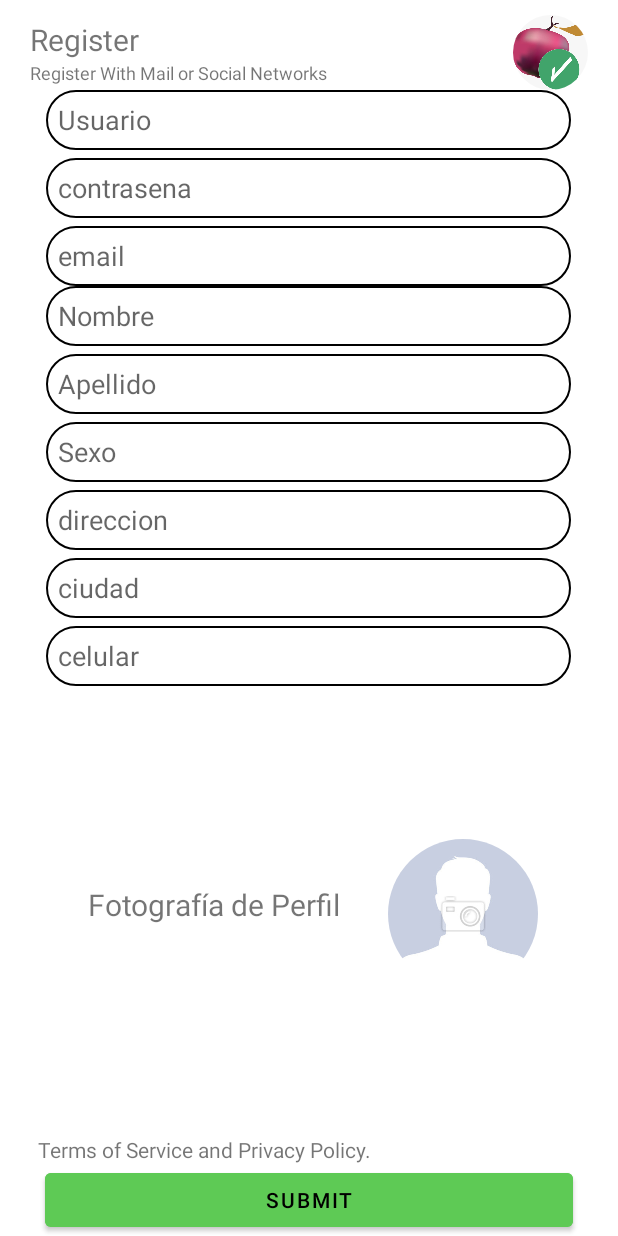
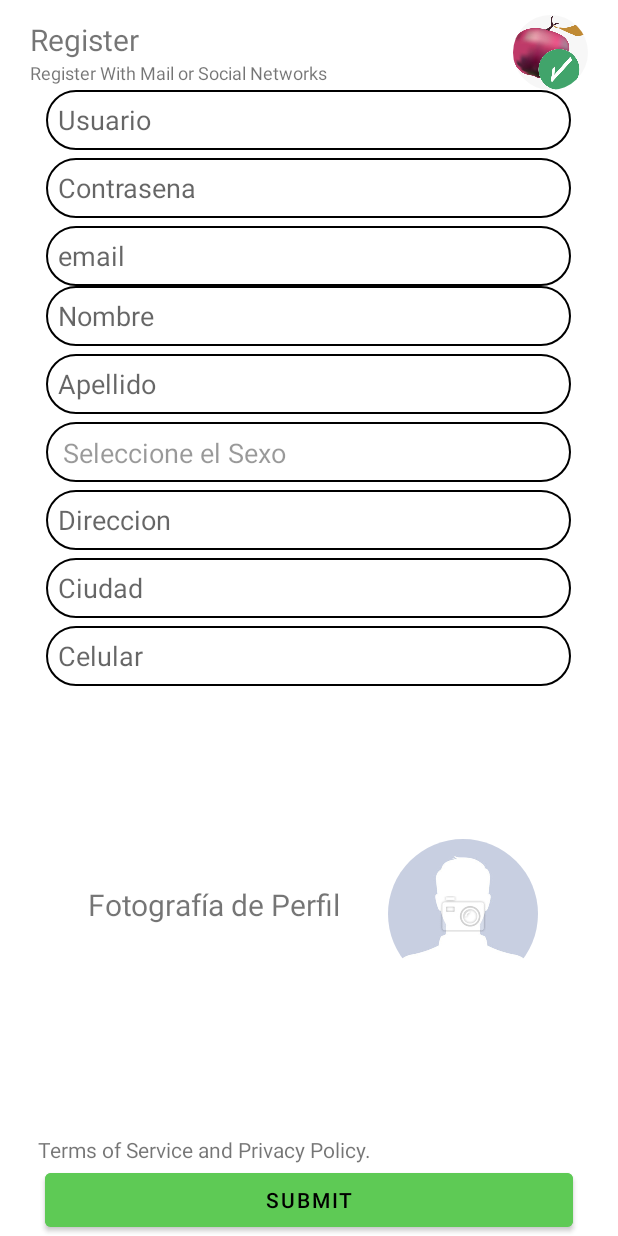
Before and after one commit to Yayoamerchan/Alimenticio, an Android app: the Register screen opened directly, with no data from a screen before it, on a phone screen of 412 x 824 dp. Run offline under Robolectric (Android 15) with nearby library versions, the phone set to English and light mode, and no system bars; plain views replace RoundedImageView.

Commit message:
implementacion del Spinner de Sexo

```diff
--- a/app/src/main/java/com/alimentarte/controlador/FormularioControlador.java
+++ b/app/src/main/java/com/alimentarte/controlador/FormularioControlador.java
@@ -35,7 +35,7 @@ public class FormularioControlador implements Formulario_Interfaz.Controlador {
             vista.msnValidacionFormulario("El campo Apellido Esta vacio");
             return false;
         }
-        else if (sexo.trim().isEmpty()){//borra espacios en el input
+        else if (sexo.trim().equals("Seleccione el Sexo")){//borra espacios en el input
             vista.msnValidacionFormulario("El campo Sexo Esta vacio");
             return false;
         }
--- a/app/src/main/java/com/alimentarte/interfaz/LoginInterfaz.java
+++ b/app/src/main/java/com/alimentarte/interfaz/LoginInterfaz.java
@@ -7,7 +7,7 @@ public interface LoginInterfaz {
 
     interface Controlador {
         Boolean validarCamposL (String usuario, String contrasena);
-        Boolean cotejo (String usuario, String contrasena);
+        Boolean cotejar (String usuario, String contrasena);
     }
 
     interface Modelo {
--- a/app/src/main/java/com/alimentarte/vista/Login.java
+++ b/app/src/main/java/com/alimentarte/vista/Login.java
@@ -38,11 +38,11 @@ public class Login extends AppCompatActivity implements LoginInterfaz.View {
                     //controllogin es la instancia de LoginControlador, con el metodo validarCampoL. Es decir usa el metodo ValidarCampoL de la clase LoginControlador
                     //con los atributos
                     if (contrologin.validarCamposL(usuario.getText().toString(), contrasena.getText().toString())){
-                        if (contrologin.cotejo(usuario.getText().toString(), contrasena.getText().toString())){
+                        if (contrologin.cotejar(usuario.getText().toString(), contrasena.getText().toString())){
                             Intent logueado = new Intent(Login.this, Productos.class);
                             startActivity(logueado);
-                        } else
-                            Toast.makeText(Login.this, "Usuario Incorrecto",Toast.LENGTH_LONG).show(); //Hacer del lado del controlador
+                        } //else
+//                            Toast.makeText(Login.this, "Usuario o Contraseña Incorrectos",Toast.LENGTH_LONG).show(); //Hacer del lado del controlador
                     }
                 }
             }
--- a/app/src/main/java/com/alimentarte/vista/Register.java
+++ b/app/src/main/java/com/alimentarte/vista/Register.java
@@ -5,8 +5,11 @@ import androidx.appcompat.app.AppCompatActivity;
 import android.content.Intent;
 import android.os.Bundle;
 import android.view.View;
+import android.widget.AdapterView;
+import android.widget.ArrayAdapter;
 import android.widget.Button;
 import android.widget.EditText;
+import android.widget.Spinner;
 import android.widget.Toast;
 
 import com.alimentarte.R;
@@ -15,6 +18,9 @@ import com.alimentarte.controlador.LoginControlador;
 import com.alimentarte.interfaz.Formulario_Interfaz;
 import com.alimentarte.interfaz.LoginInterfaz;
 
+import java.util.ArrayList;
+import java.util.List;
+
 public class Register extends AppCompatActivity implements Formulario_Interfaz.View {
     //Variables
     private EditText usuario;
@@ -22,7 +28,7 @@ public class Register extends AppCompatActivity implements Formulario_Interfaz.V
     private EditText email;
     private EditText nombre;
     private EditText apellido;
-    private EditText sexo;
+    private Spinner sexo;
     private EditText direccion;
     private EditText ciudad;
     private EditText celular;
@@ -47,13 +53,14 @@ public class Register extends AppCompatActivity implements Formulario_Interfaz.V
         FormularioControlador controlregistro = new FormularioControlador(this);
 
         //escuchador del boton
+        mostrarSexo();
         boton.setOnClickListener(new View.OnClickListener() {
             @Override
             public void onClick(View v) {
                 //test al clickear el boton
                 //Toast.makeText(LoginActivity.this,"Hola Mundo!",Toast.LENGTH_LONG).show();
                 if (v.getId() == R.id.btn_submit){
-                    if (controlregistro.validarCampos(usuario.getText().toString(), contrasena.getText().toString(), email.getText().toString(), nombre.getText().toString(), apellido.getText().toString(), sexo.getText().toString(), direccion.getText().toString(), ciudad.getText().toString(), celular.getText().toString())) {
+                    if (controlregistro.validarCampos(usuario.getText().toString(), contrasena.getText().toString(), email.getText().toString(), nombre.getText().toString(), apellido.getText().toString(), sexo.getSelectedItem().toString(), direccion.getText().toString(), ciudad.getText().toString(), celular.getText().toString())) {
                         Intent registrado = new Intent(Register.this, Register_ok.class);
                         startActivity(registrado);
                     }
@@ -66,4 +73,31 @@ public class Register extends AppCompatActivity implements Formulario_Interfaz.V
     public void msnValidacionFormulario(String mensaje) {
         Toast.makeText(Register.this,mensaje,Toast.LENGTH_LONG).show();
     }
+
+    public List<String> obtenerSexo() {
+        List<String> direccion = new ArrayList<>();
+
+        direccion.add("Seleccione el Sexo");
+        direccion.add("MASCULINO");
+        direccion.add("FEMENINO");
+        direccion.add("NO APLICA");
+
+        return direccion;
+    }
+
+    private void mostrarSexo() {
+        ArrayAdapter<String> dataAdapterDireccion = new ArrayAdapter<>(this, R.layout.textview_spinner, obtenerSexo());
+        sexo.setAdapter(dataAdapterDireccion);
+        sexo.setOnItemSelectedListener(new AdapterView.OnItemSelectedListener() {
+            @Override
+            public void onItemSelected(AdapterView<?> parent, View view, int position, long id) {
+
+            }
+
+            @Override
+            public void onNothingSelected(AdapterView<?> parent) {
+            }
+
+        });
+    }
 }
--- a/app/src/main/res/layout/activity_register.xml
+++ b/app/src/main/res/layout/activity_register.xml
@@ -82,7 +82,7 @@
             android:layout_marginBottom="5dp"
             android:background="@drawable/rounded_background"
             android:ems="10"
-            android:hint="@string/contrasena"
+            android:hint="Contrasena"
             android:importantForAutofill="no"
             android:inputType="textPassword" />
 
@@ -118,16 +118,13 @@
             android:importantForAutofill="no"
             android:inputType="textCapCharacters" />
 
-        <EditText
+        <Spinner
             android:id="@+id/sexo"
             android:layout_width="350sp"
             android:layout_height="40dp"
+            android:background="@drawable/rounded_background"
             android:layout_marginBottom="5dp"
-            android:background="@drawable/rounded_background"
-            android:ems="10"
-            android:hint="@string/sexo"
-            android:importantForAutofill="no"
-            android:inputType="textFilter" />
+            />
 
         <EditText
             android:id="@+id/direccion"
@@ -136,7 +133,7 @@
             android:layout_marginBottom="5dp"
             android:background="@drawable/rounded_background"
             android:ems="10"
-            android:hint="@string/direccion"
+            android:hint="Direccion"
             android:importantForAutofill="no"
             android:inputType="textCapCharacters" />
 
@@ -147,7 +144,7 @@
             android:layout_marginBottom="5dp"
             android:background="@drawable/rounded_background"
             android:ems="10"
-            android:hint="@string/ciudad"
+            android:hint="Ciudad"
             android:importantForAutofill="no"
             android:inputType="textCapCharacters" />
 
@@ -158,7 +155,7 @@
             android:layout_marginBottom="5dp"
             android:background="@drawable/rounded_background"
             android:ems="10"
-            android:hint="@string/celular"
+            android:hint="Celular"
             android:importantForAutofill="no"
             android:inputType="phone" />
 
--- /dev/null
+++ b/app/src/main/res/layout/textview_spinner.xml
@@ -0,0 +1,9 @@
+<?xml version="1.0" encoding="utf-8"?>
+<TextView xmlns:android="http://schemas.android.com/apk/res/android"
+    android:id="@+id/spText"
+    android:layout_width="fill_parent"
+    android:paddingBottom="3dp"
+    android:paddingLeft="3dp"
+    android:textSize="18sp"
+    android:textColor="#66000000"
+    android:layout_height="wrap_content"/>
```
Also changed, not shown: app/src/main/java/com/alimentarte/controlador/LoginControlador.java (+14 -6 lines).
